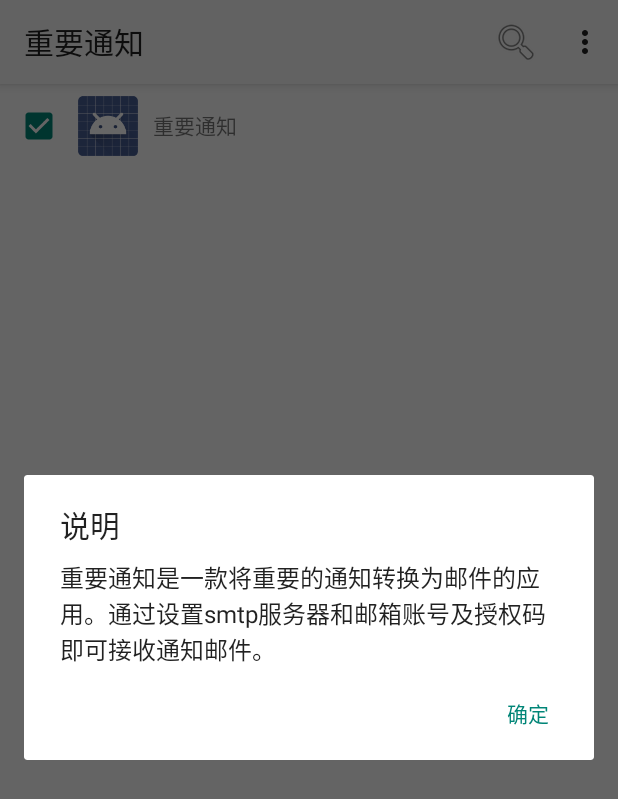
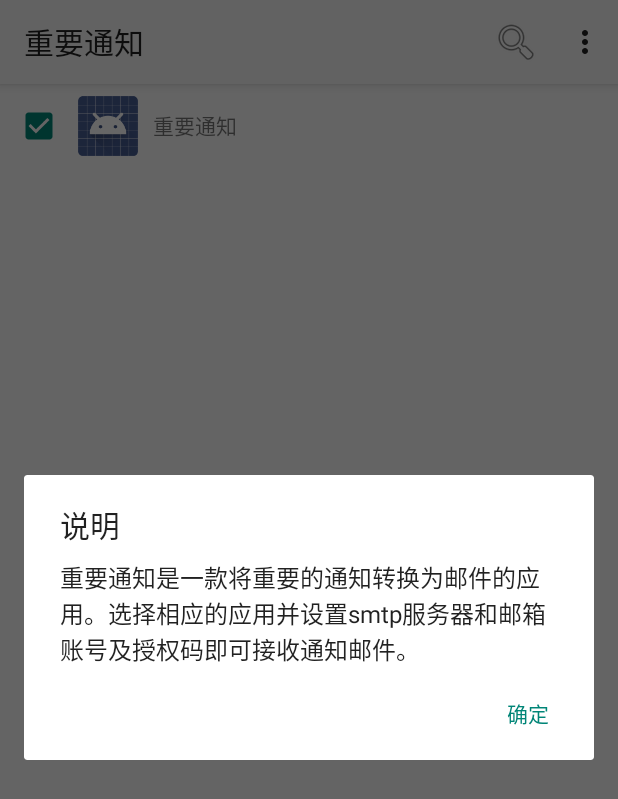
Before and after one commit to axel10/NotificationSync, an Android app: the screen it shows after launch (AppListActivity), in the options menu, after a tap on "说明", on a phone screen of 412 x 824 dp. Shown: the top 799 px of the screen. Run offline under Robolectric (Android 15) with nearby library versions, the phone set to English and light mode, and no system bars.

Commit message:
feat: 修改说明

```diff
--- a/app/src/main/java/com/example/notificationsync/AppListActivity.kt
+++ b/app/src/main/java/com/example/notificationsync/AppListActivity.kt
@@ -143,7 +143,7 @@ class AppListActivity : AppCompatActivity() {
             R.id.detail -> {
                 val dialog = AlertDialog.Builder(this)
                 dialog.setTitle("说明")
-                dialog.setMessage("重要通知是一款将重要的通知转换为邮件的应用。通过设置smtp服务器和邮箱账号及授权码即可接收通知邮件。")
+                dialog.setMessage("重要通知是一款将重要的通知转换为邮件的应用。选择相应的应用并设置smtp服务器和邮箱账号及授权码即可接收通知邮件。")
                 dialog.setNegativeButton(
                     "确定"
                 ) { _, _ ->
```
